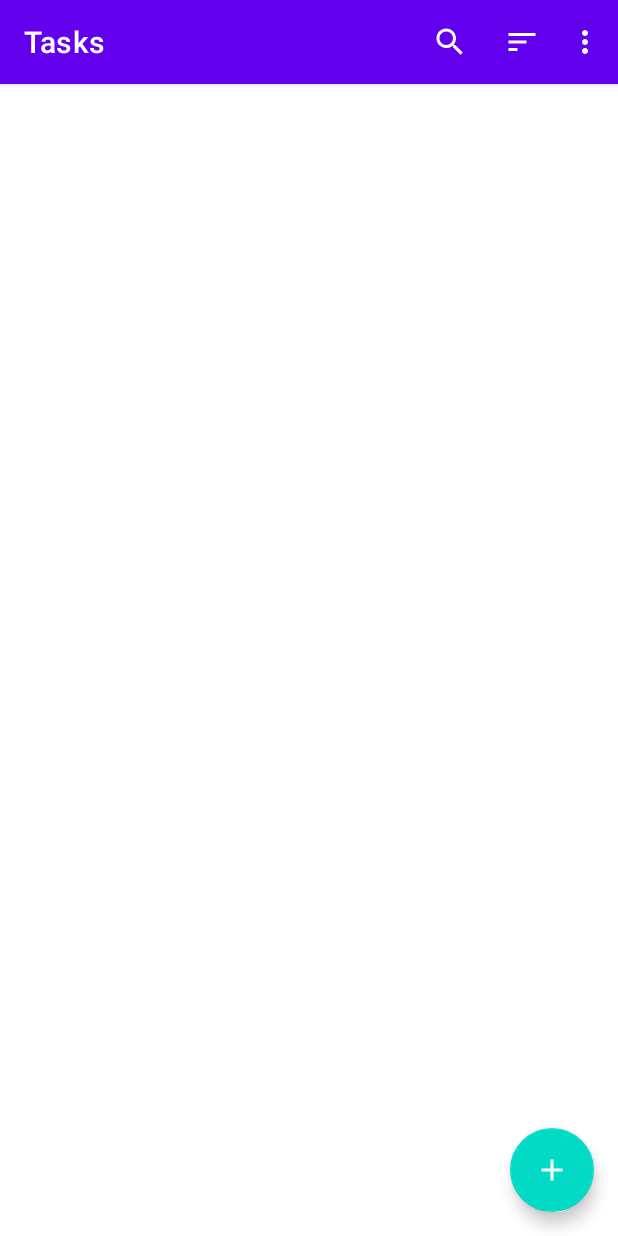
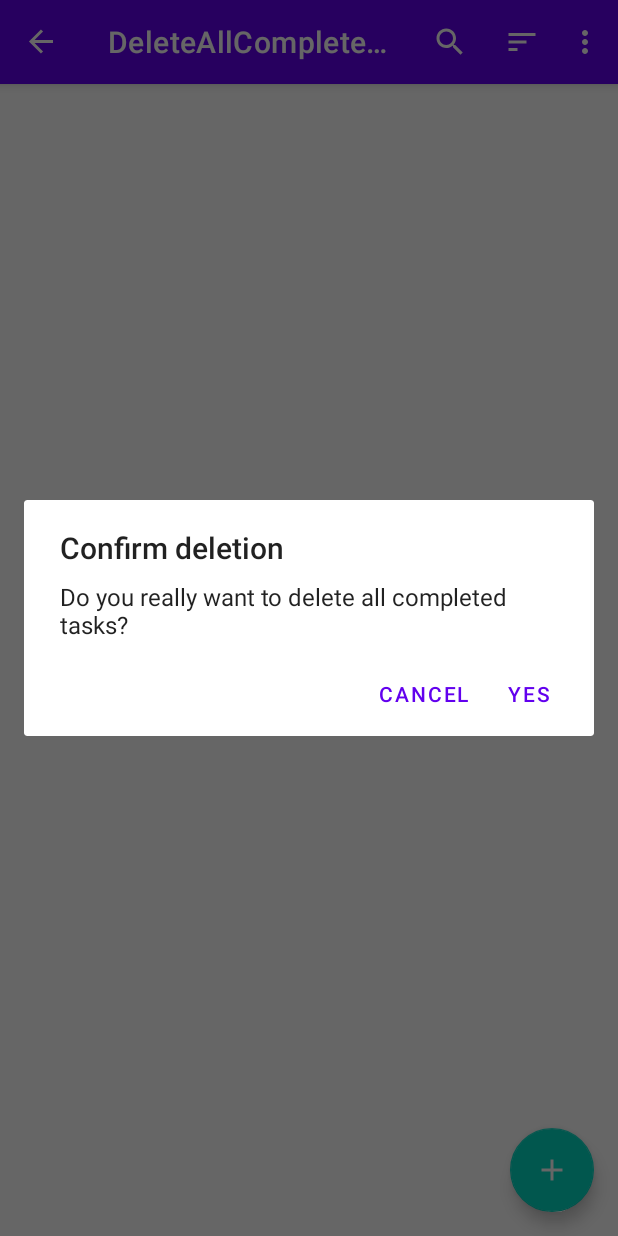
Before and after one commit to ewamodze/TODO-App, an Android app: the screen it shows after launch (MainActivity), in the options menu, after a tap on "Delete all completed tasks", on a phone screen of 412 x 824 dp. Run offline under Robolectric (Android 15) with nearby library versions, the phone set to English and light mode, and no system bars; our stand-ins replace Dagger/Hilt's generated code, Room's generated code, navigation-ui; libraries missing offline, so code that uses them is left out: androidx.datastore.preferences; 2 statements that could not run were skipped.

Commit message:
implement the delete confirmation dialog

```diff
--- a/app/src/main/java/com/ewamo/todo_app/data/TaskDao.kt
+++ b/app/src/main/java/com/ewamo/todo_app/data/TaskDao.kt
@@ -26,4 +26,7 @@ interface TaskDao {
 
     @Delete
     suspend fun delete(task: Task)
+
+    @Query("DELETE FROM task_table WHERE completed = 1")
+    suspend fun deleteCompletedTasks()
 }
--- a/app/src/main/java/com/ewamo/todo_app/ui/TasksFragment.kt
+++ b/app/src/main/java/com/ewamo/todo_app/ui/TasksFragment.kt
@@ -105,6 +105,10 @@ class TasksFragment : Fragment(R.layout.fragment_tasks), TasksAdapter.OnItemClic
                     is TasksViewModel.TasksEvent.ShowTaskSavedConfirmationMessage -> {
                         Snackbar.make(requireView(), event.msg, Snackbar.LENGTH_SHORT).show()
                     }
+                    TasksViewModel.TasksEvent.NavigateToDeleteAllCompletedScreen -> {
+                        val action = TasksFragmentDirections.actionGlobalDeleteAllCompletedDialogFragment()
+                        findNavController().navigate(action)
+                    }
                 }.exhaustive
             }
         }
@@ -152,7 +156,7 @@ class TasksFragment : Fragment(R.layout.fragment_tasks), TasksAdapter.OnItemClic
                 true
             }
             R.id.action_delete_all_completed -> {
-
+                viewModel.onDeleteAllCompletedClick()
                 true
             }
             else -> super.onOptionsItemSelected(item)
--- /dev/null
+++ b/app/src/main/java/com/ewamo/todo_app/ui/deleteallcompleted/DeleteAllCompletedDialogFragment.kt
@@ -0,0 +1,25 @@
+package com.ewamo.todo_app.ui.deleteallcompleted
+
+import android.app.AlertDialog
+import android.app.Dialog
+import android.os.Bundle
+import androidx.fragment.app.DialogFragment
+import androidx.fragment.app.viewModels
+import com.ewamo.todo_app.R
+import dagger.hilt.android.AndroidEntryPoint
+
+@AndroidEntryPoint
+class DeleteAllCompletedDialogFragment : DialogFragment() {
+
+    private val viewModel: DeleteAllCompletedViewModel by viewModels()
+
+    override fun onCreateDialog(savedInstanceState: Bundle?): Dialog =
+        AlertDialog.Builder(requireContext())
+            .setTitle(getString(R.string.title))
+            .setMessage(getString(R.string.message))
+            .setNegativeButton(getString(R.string.negative), null)
+            .setPositiveButton(getString(R.string.positive)) { _, _ ->
+                viewModel.onConfirmClick()
+            }
+            .create()
+}
--- /dev/null
+++ b/app/src/main/java/com/ewamo/todo_app/ui/deleteallcompleted/DeleteAllCompletedViewModel.kt
@@ -0,0 +1,20 @@
+package com.ewamo.todo_app.ui.deleteallcompleted
+
+import androidx.lifecycle.ViewModel
+import com.ewamo.todo_app.data.TaskDao
+import com.ewamo.todo_app.di.ApplicationScope
+import dagger.hilt.android.lifecycle.HiltViewModel
+import kotlinx.coroutines.CoroutineScope
+import kotlinx.coroutines.launch
+import javax.inject.Inject
+
+@HiltViewModel
+class DeleteAllCompletedViewModel @Inject constructor(
+    private val taskDao: TaskDao,
+    @ApplicationScope private val applicationScope: CoroutineScope
+) : ViewModel() {
+
+    fun onConfirmClick() = applicationScope.launch {
+        taskDao.deleteCompletedTasks()
+    }
+}
--- a/app/src/main/java/com/ewamo/todo_app/ui/tasks/TasksViewModel.kt
+++ b/app/src/main/java/com/ewamo/todo_app/ui/tasks/TasksViewModel.kt
@@ -80,11 +80,16 @@ class TasksViewModel @Inject constructor(
         tasksEventChannel.send(TasksEvent.ShowTaskSavedConfirmationMessage(text))
     }
 
+    fun onDeleteAllCompletedClick() = viewModelScope.launch {
+        tasksEventChannel.send(TasksEvent.NavigateToDeleteAllCompletedScreen)
+    }
+
     sealed class TasksEvent {
         object NavigateToAddTaskScreen : TasksEvent()
         data class NavigateToEditTaskScreen(val task: Task) : TasksEvent()
         data class ShowUndoDeleteTaskMessage(val task: Task) : TasksEvent()
         data class ShowTaskSavedConfirmationMessage(val msg: String) : TasksEvent()
+        object NavigateToDeleteAllCompletedScreen : TasksEvent()
     }
 
 }
--- a/app/src/main/res/navigation/nav_graph.xml
+++ b/app/src/main/res/navigation/nav_graph.xml
@@ -27,4 +27,8 @@
             android:name="title"
             app:argType="string" />
     </fragment>
+    <dialog
+        android:id="@+id/deleteAllCompletedDialogFragment"
+        android:name="com.ewamo.todo_app.ui.deleteallcompleted.DeleteAllCompletedDialogFragment"
+        android:label="DeleteAllCompletedDialogFragment" /><action android:id="@+id/action_global_deleteAllCompletedDialogFragment" app:destination="@id/deleteAllCompletedDialogFragment"/>
 </navigation>
--- a/app/src/main/res/values/strings.xml
+++ b/app/src/main/res/values/strings.xml
@@ -12,4 +12,10 @@
     <string name="sort_by_date">Sort by date created</string>
     <string name="hide_completed">Hide completed tasks</string>
     <string name="delete_all_completed">Delete all completed tasks</string>
+
+    // Alert Dialog
+    <string name="title">Confirm deletion</string>
+    <string name="message">Do you really want to delete all completed tasks?</string>
+    <string name="negative">Cancel</string>
+    <string name="positive">Yes</string>
 </resources>
```
